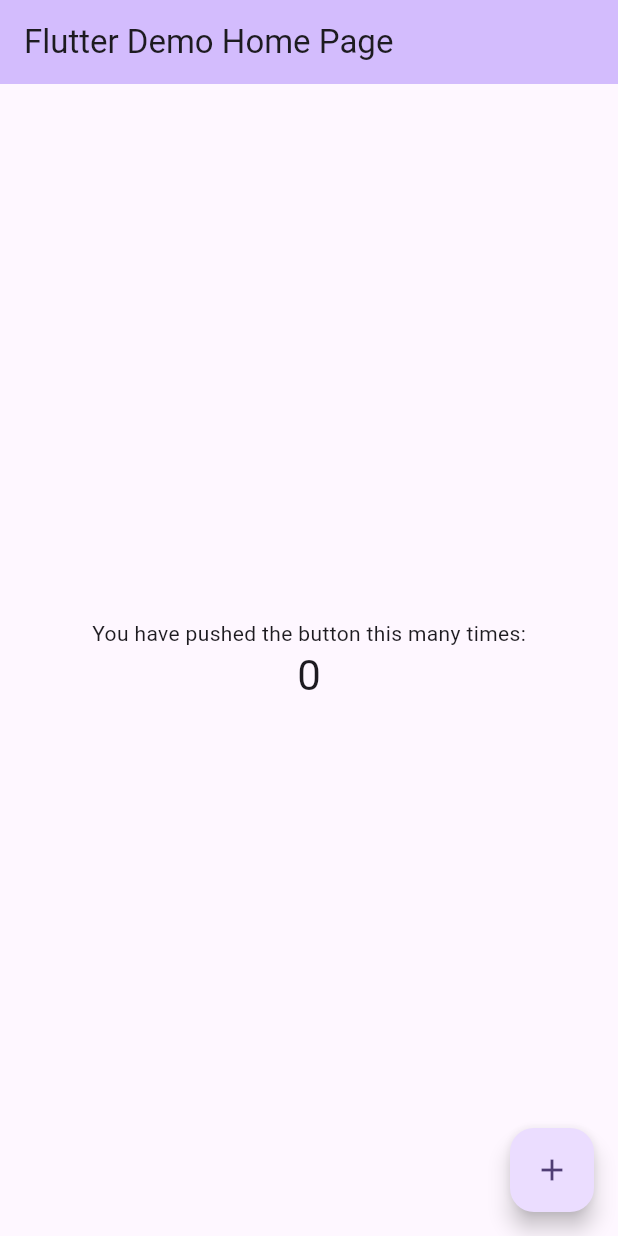
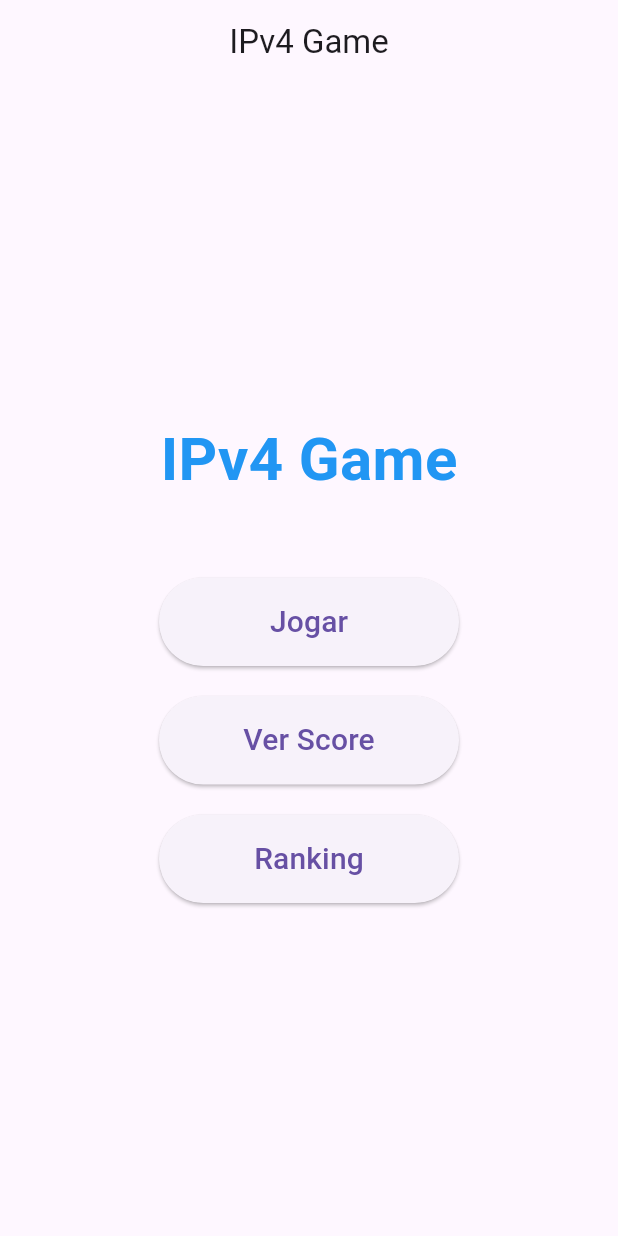
Before and after one commit to RuiPVMachado/trabalho2, a Flutter app: the screen it shows after launch, on a phone screen of 412 x 824 dp. Run offline on Flutter 3.47's test engine with Material 3 defaults, Android fonts, the phone set to English and light mode, and no system bars; our stand-ins replace sqflite; accounts and stored records are empty.

Commit message:
added the rest of the screens and updated main
added the rest of the screens and updated main

```diff
--- a/lib/main.dart
+++ b/lib/main.dart
@@ -1,6 +1,15 @@
 import 'package:flutter/material.dart';
+import 'services/db_service.dart';
+import 'screens/home_screen.dart';
 
-void main() {
+void main() async {
+  // Necessário para usar plugins nativos antes de runApp
+  WidgetsFlutterBinding.ensureInitialized();
+
+  // Inicializa a base de dados
+  final dbService = DatabaseService();
+  await dbService.database; // Isto vai criar a base de dados se não existir
+
   runApp(const MyApp());
 }
 
@@ -11,112 +20,12 @@ class MyApp extends StatelessWidget {
   @override
   Widget build(BuildContext context) {
     return MaterialApp(
-      title: 'Flutter Demo',
+      title: 'IPv4 Game',
       theme: ThemeData(
-        // This is the theme of your application.
-        //
-        // TRY THIS: Try running your application with "flutter run". You'll see
-        // the application has a purple toolbar. Then, without quitting the app,
-        // try changing the seedColor in the colorScheme below to Colors.green
-        // and then invoke "hot reload" (save your changes or press the "hot
-        // reload" button in a Flutter-supported IDE, or press "r" if you used
-        // the command line to start the app).
-        //
-        // Notice that the counter didn't reset back to zero; the application
-        // state is not lost during the reload. To reset the state, use hot
-        // restart instead.
-        //
-        // This works for code too, not just values: Most code changes can be
-        // tested with just a hot reload.
-        colorScheme: ColorScheme.fromSeed(seedColor: Colors.deepPurple),
+        primarySwatch: Colors.blue,
+        useMaterial3: true,
       ),
-      home: const MyHomePage(title: 'Flutter Demo Home Page'),
+      home: const HomeScreen(),
     );
   }
 }
-
-class MyHomePage extends StatefulWidget {
-  const MyHomePage({super.key, required this.title});
-
-  // This widget is the home page of your application. It is stateful, meaning
-  // that it has a State object (defined below) that contains fields that affect
-  // how it looks.
-
-  // This class is the configuration for the state. It holds the values (in this
-  // case the title) provided by the parent (in this case the App widget) and
-  // used by the build method of the State. Fields in a Widget subclass are
-  // always marked "final".
-
-  final String title;
-
-  @override
-  State<MyHomePage> createState() => _MyHomePageState();
-}
-
-class _MyHomePageState extends State<MyHomePage> {
-  int _counter = 0;
-
-  void _incrementCounter() {
-    setState(() {
-      // This call to setState tells the Flutter framework that something has
-      // changed in this State, which causes it to rerun the build method below
-      // so that the display can reflect the updated values. If we changed
-      // _counter without calling setState(), then the build method would not be
-      // called again, and so nothing would appear to happen.
-      _counter++;
-    });
-  }
-
-  @override
-  Widget build(BuildContext context) {
-    // This method is rerun every time setState is called, for instance as done
-    // by the _incrementCounter method above.
-    //
-    // The Flutter framework has been optimized to make rerunning build methods
-    // fast, so that you can just rebuild anything that needs updating rather
-    // than having to individually change instances of widgets.
-    return Scaffold(
-      appBar: AppBar(
-        // TRY THIS: Try changing the color here to a specific color (to
-        // Colors.amber, perhaps?) and trigger a hot reload to see the AppBar
-        // change color while the other colors stay the same.
-        backgroundColor: Theme.of(context).colorScheme.inversePrimary,
-        // Here we take the value from the MyHomePage object that was created by
-        // the App.build method, and use it to set our appbar title.
-        title: Text(widget.title),
-      ),
-      body: Center(
-        // Center is a layout widget. It takes a single child and positions it
-        // in the middle of the parent.
-        child: Column(
-          // Column is also a layout widget. It takes a list of children and
-          // arranges them vertically. By default, it sizes itself to fit its
-          // children horizontally, and tries to be as tall as its parent.
-          //
-          // Column has various properties to control how it sizes itself and
-          // how it positions its children. Here we use mainAxisAlignment to
-          // center the children vertically; the main axis here is the vertical
-          // axis because Columns are vertical (the cross axis would be
-          // horizontal).
-          //
-          // TRY THIS: Invoke "debug painting" (choose the "Toggle Debug Paint"
-          // action in the IDE, or press "p" in the console), to see the
-          // wireframe for each widget.
-          mainAxisAlignment: MainAxisAlignment.center,
-          children: <Widget>[
-            const Text('You have pushed the button this many times:'),
-            Text(
-              '$_counter',
-              style: Theme.of(context).textTheme.headlineMedium,
-            ),
-          ],
-        ),
-      ),
-      floatingActionButton: FloatingActionButton(
-        onPressed: _incrementCounter,
-        tooltip: 'Increment',
-        child: const Icon(Icons.add),
-      ), // This trailing comma makes auto-formatting nicer for build methods.
-    );
-  }
-}
--- a/lib/screens/home_screen.dart
+++ b/lib/screens/home_screen.dart
@@ -0,0 +1,93 @@
+import 'package:flutter/material.dart';
+import 'level_select_screen.dart';
+import 'score_screen.dart';
+import 'ranking_screen.dart';
+
+class HomeScreen extends StatelessWidget {
+  const HomeScreen({super.key});
+
+  @override
+  Widget build(BuildContext context) {
+    return Scaffold(
+      appBar: AppBar(
+        title: const Text('IPv4 Game'),
+        centerTitle: true,
+      ),
+      body: Center(
+        child: Column(
+          mainAxisAlignment: MainAxisAlignment.center,
+          children: [
+            // Logo ou título do jogo
+            const Text(
+              'IPv4 Game',
+              style: TextStyle(
+                fontSize: 40,
+                fontWeight: FontWeight.bold,
+                color: Colors.blue,
+              ),
+            ),
+            const SizedBox(height: 50),
+
+            // Botões do menu principal
+            SizedBox(
+              width: 200,
+              child: Column(
+                children: [
+                  ElevatedButton(
+                    onPressed: () {
+                      Navigator.push(
+                        context,
+                        MaterialPageRoute(
+                          builder: (context) => const LevelSelectScreen(),
+                        ),
+                      );
+                    },
+                    style: ElevatedButton.styleFrom(
+                      padding: const EdgeInsets.symmetric(vertical: 15),
+                      minimumSize: const Size.fromHeight(50),
+                    ),
+                    child: const Text('Jogar', style: TextStyle(fontSize: 20)),
+                  ),
+                  const SizedBox(height: 20),
+                  ElevatedButton(
+                    onPressed: () {
+                      Navigator.push(
+                        context,
+                        MaterialPageRoute(
+                          builder: (context) => const ScoreScreen(),
+                        ),
+                      );
+                    },
+                    style: ElevatedButton.styleFrom(
+                      padding: const EdgeInsets.symmetric(vertical: 15),
+                      minimumSize: const Size.fromHeight(50),
+                    ),
+                    child:
+                        const Text('Ver Score', style: TextStyle(fontSize: 20)),
+                  ),
+                  const SizedBox(height: 20),
+                  ElevatedButton(
+                    onPressed: () {
+                      Navigator.push(
+                        context,
+                        MaterialPageRoute(
+                          builder: (context) => const RankingScreen(),
+                        ),
+                      );
+                    },
+                    style: ElevatedButton.styleFrom(
+                      padding: const EdgeInsets.symmetric(vertical: 15),
+                      minimumSize: const Size.fromHeight(50),
+                    ),
+                    child:
+                        const Text('Ranking', style: TextStyle(fontSize: 20)),
+                  ),
+                ],
+              ),
+            ),
+          ],
+        ),
+      ),
+    );
+  }
+}
```
Also changed, not shown: lib/screens/level_select_screen.dart (added, +45 -0 lines), lib/screens/ranking_screen.dart (+112 -0 lines), lib/screens/score_screen.dart (added, +81 -0 lines).
